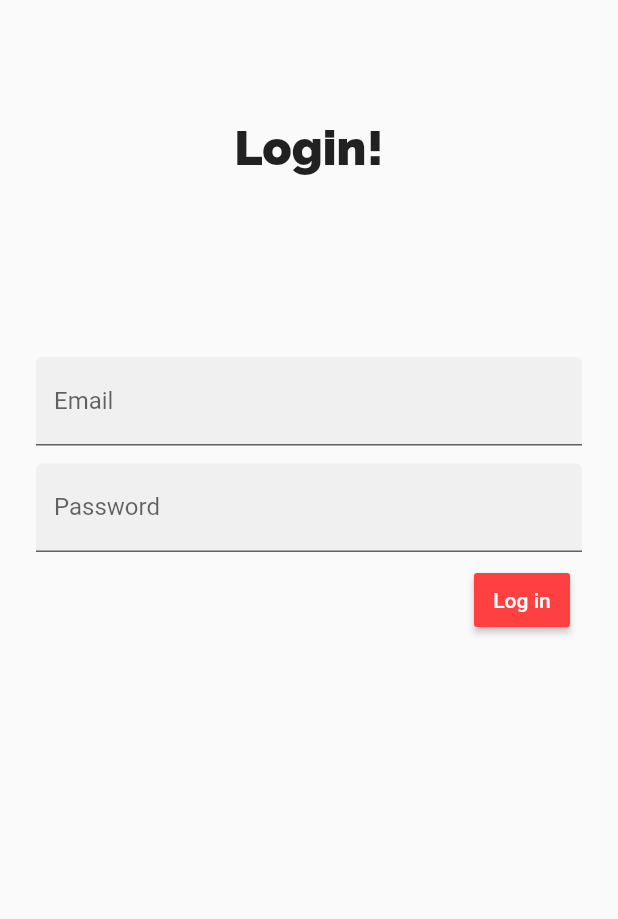
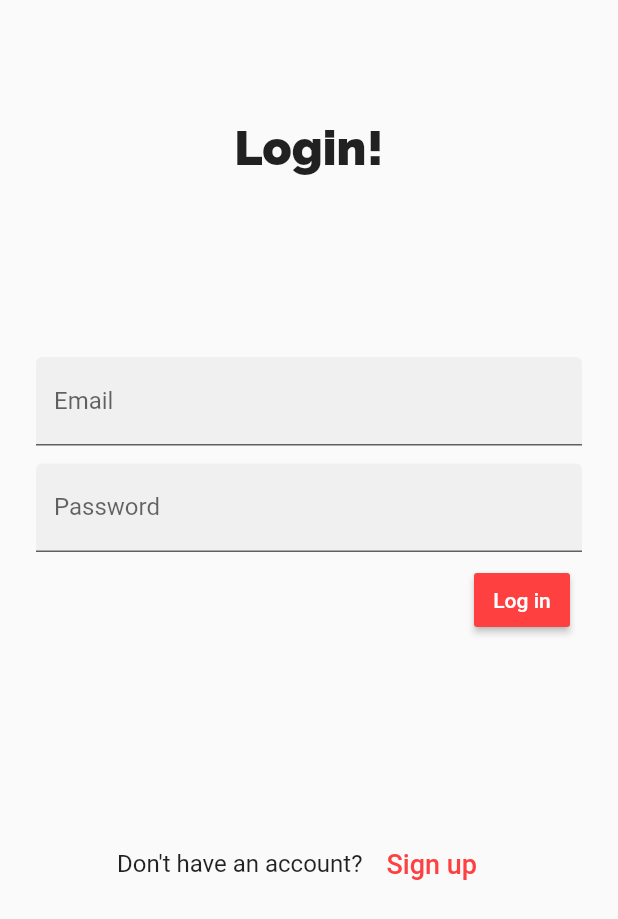
Before and after one commit to jpseawell/lloud-mobile, a Flutter app: the screen it shows after launch, after a tap on "Log in", on a phone screen of 412 x 824 dp. Shown: the top 919 px of the screen. Run offline on Flutter 3.47's test engine with Material 2 defaults, Android fonts, the phone set to English and light mode, and no system bars; our stand-ins replace audioplayers, email_validator, flutter_secure_storage, in_app_purchase; accounts and stored records are empty.

```diff
--- a/lib/views/pages/login_page.dart
+++ b/lib/views/pages/login_page.dart
@@ -62,6 +62,26 @@ class _LoginPageState extends State<LoginPage> {
             color: LloudTheme.red,
           )
         ],
+      ),
+      SizedBox(
+        height: 120.0,
+      ),
+      Center(
+        child: Row(
+          mainAxisAlignment: MainAxisAlignment.center,
+          children: <Widget>[
+            Text(
+              'Don\'t have an account?',
+              style: TextStyle(fontSize: 16),
+            ),
+            FlatButton(
+                onPressed: () => {Navigator.pushNamed(context, '/')},
+                child: Text(
+                  'Sign up',
+                  style: TextStyle(fontSize: 18, color: LloudTheme.red),
+                ))
+          ],
+        ),
       )
     ]);
   }
--- a/lib/views/pages/nav_page.dart
+++ b/lib/views/pages/nav_page.dart
@@ -67,7 +67,7 @@ class _NavPageState extends State<NavPage> {
           children: <Widget>[
             Expanded(
               flex: 1,
-              child: RemainingLikes(),
+              child: TotalPoints(),
             ),
             Expanded(
               flex: 1,
@@ -78,7 +78,7 @@ class _NavPageState extends State<NavPage> {
             ),
             Expanded(
               flex: 1,
-              child: TotalPoints(),
+              child: RemainingLikes(),
             ),
           ],
         ),
```
Also changed, not shown: lib/views/_common/remaining_likes.dart (+8 -5 lines), lib/views/_common/total_points.dart (+3 -7 lines).
